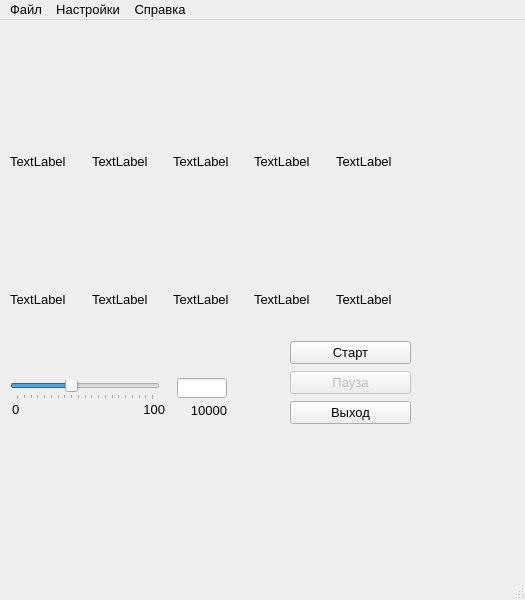
Before: the Qt Designer form window_main.ui in dxdate/VEDRA, drawn with Qt 5.
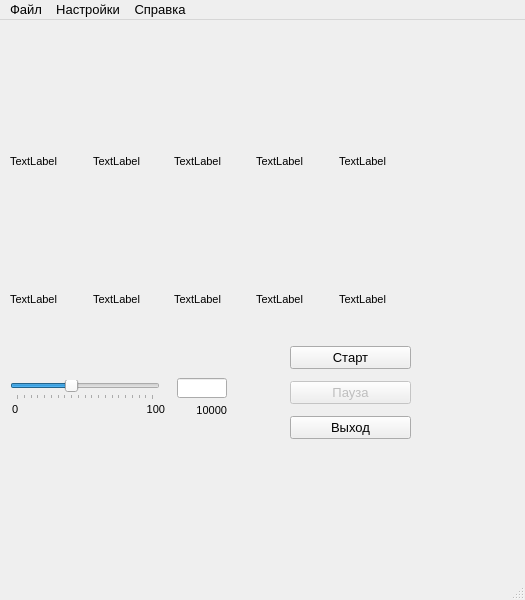
After: the same form once the commit is applied. Icons and pictures are not drawn.

Diff of the .ui file:
```diff
--- a/window_main.ui
+++ b/window_main.ui
@@ -73,7 +73,7 @@
       <x>290</x>
       <y>320</y>
       <width>121</width>
-      <height>86</height>
+      <height>106</height>
      </rect>
     </property>
     <layout class="QVBoxLayout" name="verticalLayout">
@@ -127,7 +127,7 @@
     </property>
     <property name="font">
      <font>
-      <pointsize>10</pointsize>
+      <pointsize>8</pointsize>
       <kerning>false</kerning>
      </font>
     </property>
@@ -146,13 +146,18 @@
      <rect>
       <x>10</x>
       <y>40</y>
-      <width>401</width>
+      <width>405</width>
       <height>271</height>
      </rect>
     </property>
     <layout class="QGridLayout" name="buckets_layout">
      <item row="1" column="0">
       <widget class="QLabel" name="label_bucket_1">
+       <property name="font">
+        <font>
+         <pointsize>8</pointsize>
+        </font>
+       </property>
        <property name="text">
         <string>TextLabel</string>
        </property>
@@ -192,6 +197,11 @@
      </item>
      <item row="1" column="1">
       <widget class="QLabel" name="label_bucket_2">
+       <property name="font">
+        <font>
+         <pointsize>8</pointsize>
+        </font>
+       </property>
        <property name="text">
         <string>TextLabel</string>
        </property>
@@ -199,6 +209,11 @@
      </item>
      <item row="1" column="4">
       <widget class="QLabel" name="label_bucket_5">
+       <property name="font">
+        <font>
+         <pointsize>8</pointsize>
+        </font>
+       </property>
        <property name="text">
         <string>TextLabel</string>
        </property>
@@ -231,6 +246,11 @@
      </item>
      <item row="1" column="2">
       <widget class="QLabel" name="label_bucket_3">
+       <property name="font">
+        <font>
+         <pointsize>8</pointsize>
+        </font>
+       </property>
        <property name="text">
         <string>TextLabel</string>
        </property>
@@ -288,6 +308,11 @@
      </item>
      <item row="1" column="3">
       <widget class="QLabel" name="label_bucket_4">
+       <property name="font">
+        <font>
+         <pointsize>8</pointsize>
+        </font>
+       </property>
        <property name="text">
         <string>TextLabel</string>
        </property>
@@ -327,6 +352,11 @@
      </item>
      <item row="3" column="0">
       <widget class="QLabel" name="label_bucket_6">
+       <property name="font">
+        <font>
+         <pointsize>8</pointsize>
+        </font>
+       </property>
        <property name="text">
         <string>TextLabel</string>
        </property>
@@ -334,6 +364,11 @@
      </item>
      <item row="3" column="1">
       <widget class="QLabel" name="label_bucket_7">
+       <property name="font">
+        <font>
+         <pointsize>8</pointsize>
+        </font>
+       </property>
        <property name="text">
         <string>TextLabel</string>
        </property>
@@ -341,6 +376,11 @@
      </item>
      <item row="3" column="2">
       <widget class="QLabel" name="label_bucket_8">
+       <property name="font">
+        <font>
+         <pointsize>8</pointsize>
+        </font>
+       </property>
        <property name="text">
         <string>TextLabel</string>
        </property>
@@ -348,6 +388,11 @@
      </item>
      <item row="3" column="3">
       <widget class="QLabel" name="label_bucket_9">
+       <property name="font">
+        <font>
+         <pointsize>8</pointsize>
+        </font>
+       </property>
        <property name="text">
         <string>TextLabel</string>
        </property>
@@ -355,6 +400,11 @@
      </item>
      <item row="3" column="4">
       <widget class="QLabel" name="label_bucket_10">
+       <property name="font">
+        <font>
+         <pointsize>8</pointsize>
+        </font>
+       </property>
        <property name="text">
         <string>TextLabel</string>
        </property>
@@ -373,7 +423,7 @@
     </property>
     <property name="font">
      <font>
-      <pointsize>10</pointsize>
+      <pointsize>8</pointsize>
       <kerning>false</kerning>
      </font>
     </property>
@@ -398,7 +448,7 @@
     </property>
     <property name="font">
      <font>
-      <pointsize>10</pointsize>
+      <pointsize>8</pointsize>
      </font>
     </property>
     <property name="text">
```
Left out of the diff: 9 changed lines with no effect on the pictures.
